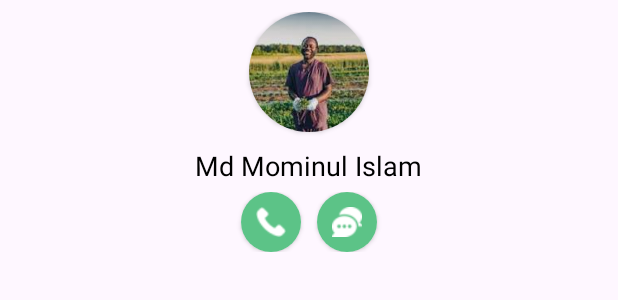
After one commit to Mominul36/Agri-Mart, an Android app: the layout item_worker.xml on its own in the app's theme, with its tools: preview values and no code run, on a phone screen of 412 x 824 dp. The commit adds this screen. Shown: the top 300 px of the screen. Run offline under Robolectric (Android 15) with nearby library versions, the phone set to English and light mode, and no system bars.

```diff
--- a/app/src/main/res/layout/fragment_service.xml
+++ b/app/src/main/res/layout/fragment_service.xml
@@ -130,12 +130,13 @@
                         android:layout_width="150dp"
                         android:layout_height="200dp"
                         >
+
                         <ImageView
                             android:layout_width="match_parent"
                             android:layout_height="match_parent"
-                            android:src="@drawable/hire_woker"
                             android:scaleType="centerCrop"
-                            />
+                            android:src="@drawable/hire_woker" />
+
                         <TextView
                             android:layout_width="wrap_content"
                             android:layout_height="wrap_content"
--- /dev/null
+++ b/app/src/main/res/layout/item_worker.xml
@@ -0,0 +1,150 @@
+<?xml version="1.0" encoding="utf-8"?>
+<LinearLayout xmlns:android="http://schemas.android.com/apk/res/android"
+    android:layout_width="match_parent"
+    android:layout_height="wrap_content"
+    android:gravity="center_horizontal"
+    >
+
+<!--    <androidx.cardview.widget.CardView-->
+<!--        xmlns:android="http://schemas.android.com/apk/res/android"-->
+<!--        xmlns:app="http://schemas.android.com/apk/res-auto"-->
+<!--        android:layout_width="wrap_content"-->
+<!--        android:layout_height="wrap_content"-->
+<!--        android:layout_margin="8dp"-->
+<!--        app:cardCornerRadius="5dp"-->
+<!--        >-->
+
+        <LinearLayout
+            android:layout_width="match_parent"
+            android:layout_height="wrap_content"
+            android:orientation="vertical"
+            android:padding="8dp"
+            android:gravity="center"
+            >
+
+            <androidx.cardview.widget.CardView
+                xmlns:android="http://schemas.android.com/apk/res/android"
+                xmlns:app="http://schemas.android.com/apk/res-auto"
+                android:layout_width="wrap_content"
+                android:layout_height="wrap_content"
+                app:cardCornerRadius="70dp"
+                >
+            <ImageView
+                android:id="@+id/pic"
+                android:layout_width="80dp"
+                android:layout_height="80dp"
+                android:scaleType="centerCrop"
+                android:src="@drawable/farmer_profile" />
+            </androidx.cardview.widget.CardView>
+
+
+
+
+
+
+                <!-- Price -->
+                <TextView
+                    android:id="@+id/name"
+                    android:layout_width="wrap_content"
+                    android:layout_height="wrap_content"
+                    android:text="Md Mominul Islam"
+                    android:textAlignment="center"
+                    android:textSize="18sp"
+                    android:textColor="#000000"
+                    android:layout_marginTop="10dp"
+                    />
+
+
+
+
+            <LinearLayout
+                android:layout_width="match_parent"
+                android:layout_height="wrap_content"
+                android:gravity="center"
+                android:layout_marginTop="5dp"
+                >
+
+
+                <androidx.cardview.widget.CardView
+                    xmlns:android="http://schemas.android.com/apk/res/android"
+                    xmlns:app="http://schemas.android.com/apk/res-auto"
+                    android:layout_width="wrap_content"
+                    android:layout_height="wrap_content"
+                    app:cardCornerRadius="70dp"
+                    android:background="@color/base_color"
+                    android:layout_marginHorizontal="5dp"
+                    >
+                    <RelativeLayout
+                        android:id="@+id/call"
+                        android:layout_width="40dp"
+                        android:layout_height="40dp"
+                        android:background="@color/base_color"
+                        >
+                        <ImageView
+
+                            android:layout_width="20dp"
+                            android:layout_height="20dp"
+                            android:scaleType="centerCrop"
+                            android:src="@drawable/ic_call"
+                            android:layout_centerInParent="true"
+                            />
+                    </RelativeLayout>
+                </androidx.cardview.widget.CardView>
+
+
+                <androidx.cardview.widget.CardView
+
+                    xmlns:android="http://schemas.android.com/apk/res/android"
+                    xmlns:app="http://schemas.android.com/apk/res-auto"
+                    android:layout_width="wrap_content"
+                    android:layout_height="wrap_content"
+                    app:cardCornerRadius="70dp"
+                    android:background="@color/base_color"
+                    android:layout_marginHorizontal="5dp"
+                    >
+                    <RelativeLayout
+                        android:id="@+id/chat"
+                        android:layout_width="40dp"
+                        android:layout_height="40dp"
+                        android:background="@color/base_color"
+                        >
+                        <ImageView
+
+                            android:layout_width="20dp"
+                            android:layout_height="20dp"
+                            android:scaleType="centerCrop"
+                            android:src="@drawable/ic_chat"
+                            android:layout_centerInParent="true"
+                            />
+                    </RelativeLayout>
+                </androidx.cardview.widget.CardView>
+
+
+
+
+
+
+            </LinearLayout>
+
+
+
+
+
+
+
+
+
+
+
+
+
+        </LinearLayout>
+
+<!--    </androidx.cardview.widget.CardView>-->
+
+
+
+
+
+
+</LinearLayout>
```
Also changed, not shown: app/src/main/java/com/example/agrimart/Activity/WorkerActivity.kt (+74 -2 lines), app/src/main/java/com/example/agrimart/Adapters/WorkerAdapter.kt (added, +71 -0 lines), app/src/main/java/com/example/agrimart/Fragments/ServiceFragment.kt (+8 -0 lines), app/src/main/res/layout/activity_worker.xml (+77 -4 lines), app/src/main/res/drawable/farmer_profile.jpg (added).
